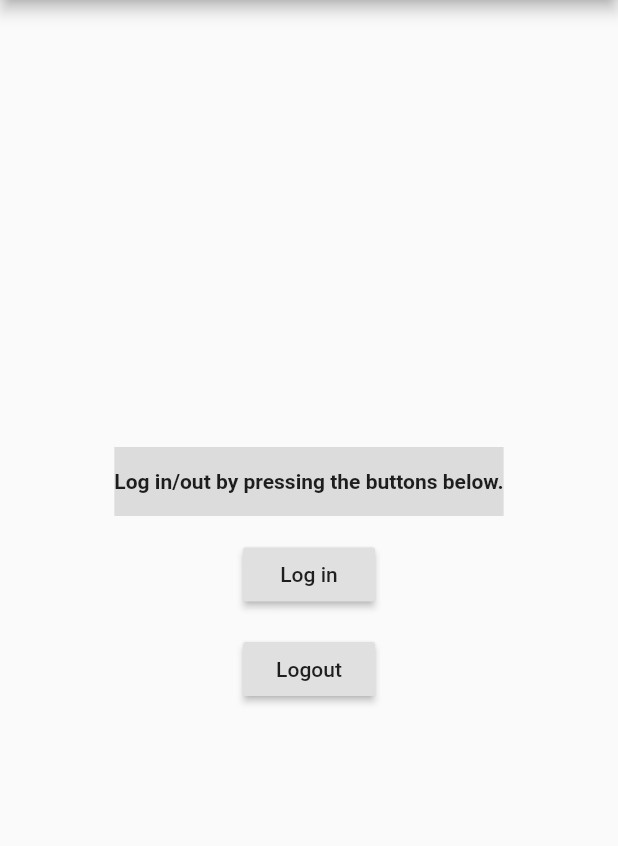
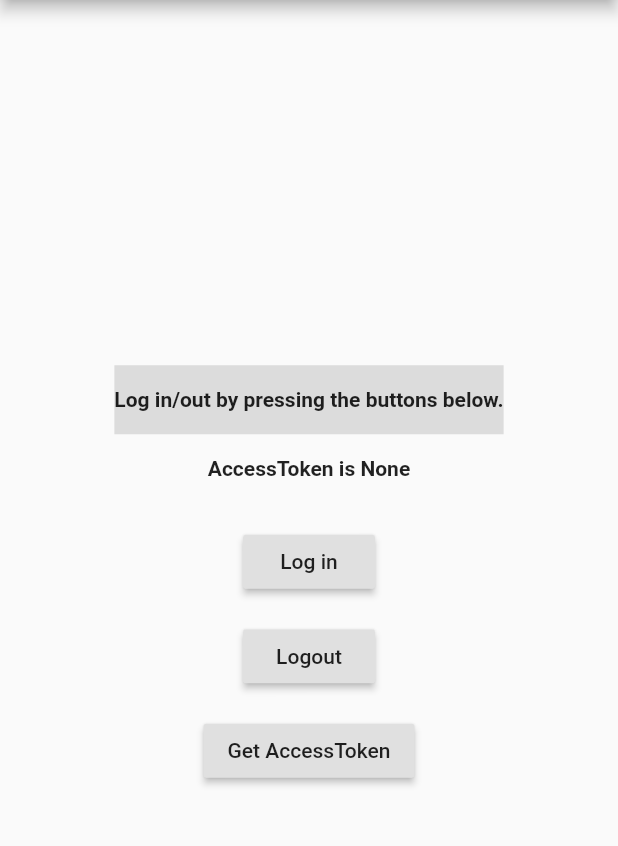
Before and after one commit to JosephNK/flutter_kakao_login, a Flutter app: the screen it shows after launch, on a phone screen of 412 x 824 dp, the part 84-930 px from its top. Run offline on Flutter 3.47's test engine with Material 2 defaults, Android fonts, the light colour scheme and no system bars.

Commit message:
Add Get AccessToken Example

```diff
--- a/example/lib/main.dart
+++ b/example/lib/main.dart
@@ -15,6 +15,7 @@ class _MyAppState extends State<MyApp> {
   static final FlutterKakaoLogin kakaoSignIn = new FlutterKakaoLogin();
 
   String _message = 'Log in/out by pressing the buttons below.';
+  String _accessToken = 'AccessToken is None';
 
   @override
   initState() {
@@ -31,9 +32,25 @@ class _MyAppState extends State<MyApp> {
     _processResult(result);
   }
 
+  Future<Null> _getAccessToken() async {
+    final KakaoAccessToken accessToken = await (kakaoSignIn.currentAccessToken);
+    if (accessToken != null) {
+      final token = accessToken.token;
+      _updateAccessToken('AccessToken is \n' + token);
+    } else {
+      _updateAccessToken('AccessToken is None');
+    }
+  }
+
   void _updateMessage(String message) {
     setState(() {
       _message = message;
+    });
+  }
+
+  void _updateAccessToken(String accessToken) {
+    setState(() {
+      _accessToken = accessToken;
     });
   }
 
@@ -43,12 +60,18 @@ class _MyAppState extends State<MyApp> {
         _updateMessage('LoggedIn by the user.\n'
         '- UserID is ${result.userID}\n'
         '- UserEmail is ${result.userEmail} ');
+
+        _getAccessToken();
         break;
       case KakaoLoginStatus.loggedOut:
         _updateMessage('LoggedOut by the user.');
+
+        _getAccessToken();
         break;
       case KakaoLoginStatus.error:
         _updateMessage('This is Kakao error message : ${result.errorMessage}');
+
+        _getAccessToken();
         break;
     }
   }
@@ -76,6 +99,17 @@ class _MyAppState extends State<MyApp> {
                   ),
               ),
               new Container(
+                  //color: Colors.black12,
+                  padding: const EdgeInsets.only(top: 15.0, bottom: 15.0, left: 30.0, right: 30.0),
+                  child: new Text(
+                    _accessToken,
+                    textAlign: TextAlign.left,
+                    overflow: TextOverflow.ellipsis,
+                    maxLines: 10,
+                    style: new TextStyle(fontWeight: FontWeight.bold)
+                  ),
+              ),
+              new Container(
                 padding: const EdgeInsets.only(top: 15.0, bottom: 15.0),
                 child: new RaisedButton(
                   onPressed: _login,
@@ -83,9 +117,16 @@ class _MyAppState extends State<MyApp> {
                 ),
               ),
               new Container(
+                padding: const EdgeInsets.only(top: 0.0, bottom: 15.0),
                 child: new RaisedButton(
                   onPressed: _logOut,
                   child: new Text('Logout'),
+                ),
+              ),
+              new Container(
+                child: new RaisedButton(
+                  onPressed: _getAccessToken,
+                  child: new Text('Get AccessToken'),
                 ),
               ),
             ],
```
